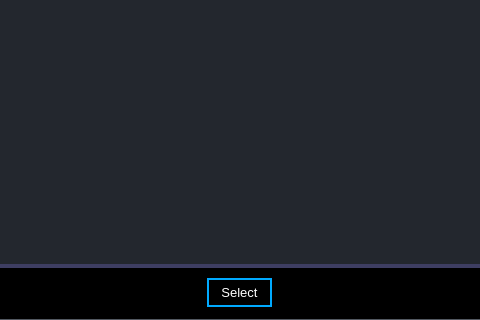
elian-olbz/mlbb-drafting-and-simulation-tools, file ui/dialogs/hero_selector_tab.ui: the form before one commit; both pictures show x 103 to 583 and y 203 to 523 of the 686 by 523 pixel window.
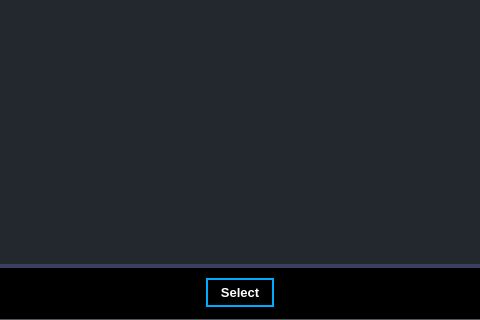
The form after the commit. Icons and pictures are not drawn.

Diff of the .ui file:
```diff
--- a/ui/dialogs/hero_selector_tab.ui
+++ b/ui/dialogs/hero_selector_tab.ui
@@ -369,6 +369,7 @@
                  <property name="font">
                   <font>
                    <pointsize>10</pointsize>
+                   <bold>true</bold>
                   </font>
                  </property>
                  <property name="styleSheet">
```
